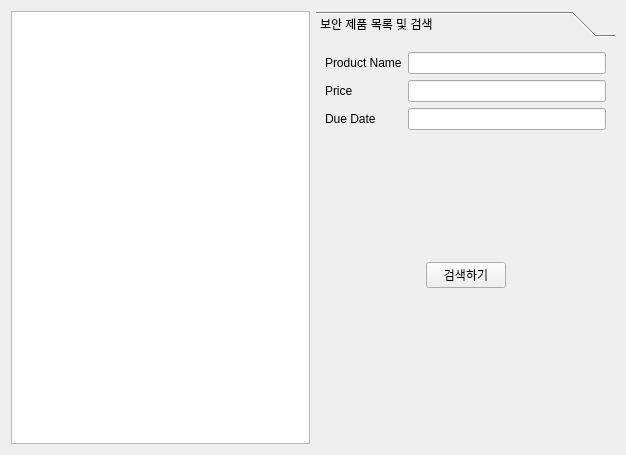
Qt form securitySoftProd_Client/clientinfoform_prod.ui (Hyun-nine-CH/securitySoftProd) before a commit.
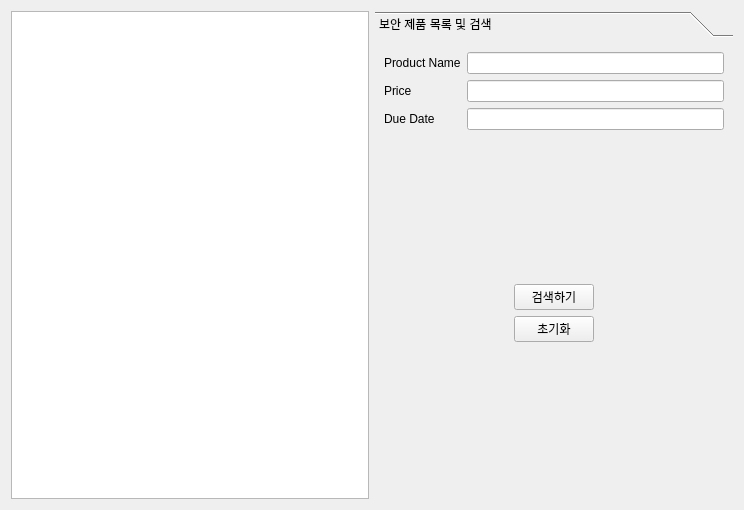
The same form after that commit.

Patch:
```diff
--- a/securitySoftProd_Client/clientinfoform_prod.ui
+++ b/securitySoftProd_Client/clientinfoform_prod.ui
@@ -6,14 +6,14 @@
    <rect>
     <x>0</x>
     <y>0</y>
-    <width>626</width>
-    <height>455</height>
+    <width>744</width>
+    <height>510</height>
    </rect>
   </property>
   <property name="windowTitle">
    <string>Form</string>
   </property>
-  <layout class="QHBoxLayout" name="horizontalLayout_3">
+  <layout class="QHBoxLayout" name="horizontalLayout_4">
    <item>
     <widget class="QTableWidget" name="tableWidget"/>
    </item>
@@ -27,16 +27,16 @@
        <rect>
         <x>0</x>
         <y>0</y>
-        <width>309</width>
-        <height>397</height>
+        <width>355</width>
+        <height>452</height>
        </rect>
       </property>
       <attribute name="label">
        <string>보안 제품 목록 및 검색</string>
       </attribute>
-      <layout class="QHBoxLayout" name="horizontalLayout_2">
+      <layout class="QHBoxLayout" name="horizontalLayout_3">
        <item>
-        <layout class="QVBoxLayout" name="verticalLayout_2">
+        <layout class="QVBoxLayout" name="verticalLayout">
          <item>
           <layout class="QFormLayout" name="formLayout">
            <item row="0" column="0">
@@ -76,16 +76,14 @@
           </layout>
          </item>
          <item>
-          <layout class="QVBoxLayout" name="verticalLayout">
-           <item>
             <spacer name="verticalSpacer">
              <property name="orientation">
               <enum>Qt::Orientation::Vertical</enum>
              </property>
              <property name="sizeHint" stdset="0">
               <size>
-               <width>20</width>
-               <height>138</height>
+             <width>14</width>
+             <height>85</height>
               </size>
              </property>
             </spacer>
@@ -127,6 +125,43 @@
              </item>
             </layout>
            </item>
+         <item>
+          <layout class="QHBoxLayout" name="horizontalLayout_2">
+           <item>
+            <spacer name="horizontalSpacer_3">
+             <property name="orientation">
+              <enum>Qt::Orientation::Horizontal</enum>
+             </property>
+             <property name="sizeHint" stdset="0">
+              <size>
+               <width>88</width>
+               <height>20</height>
+              </size>
+             </property>
+            </spacer>
+           </item>
+           <item>
+            <widget class="QPushButton" name="pushButton_Reset">
+             <property name="text">
+              <string>초기화</string>
+             </property>
+            </widget>
+           </item>
+           <item>
+            <spacer name="horizontalSpacer_4">
+             <property name="orientation">
+              <enum>Qt::Orientation::Horizontal</enum>
+             </property>
+             <property name="sizeHint" stdset="0">
+              <size>
+               <width>88</width>
+               <height>20</height>
+              </size>
+             </property>
+            </spacer>
+           </item>
+          </layout>
+         </item>
            <item>
             <spacer name="verticalSpacer_2">
              <property name="orientation">
@@ -134,13 +169,11 @@
              </property>
              <property name="sizeHint" stdset="0">
               <size>
-               <width>20</width>
-               <height>158</height>
+             <width>17</width>
+             <height>118</height>
               </size>
              </property>
             </spacer>
-           </item>
-          </layout>
          </item>
         </layout>
        </item>
```
Lines whose indentation alone changed are shown as unchanged.
